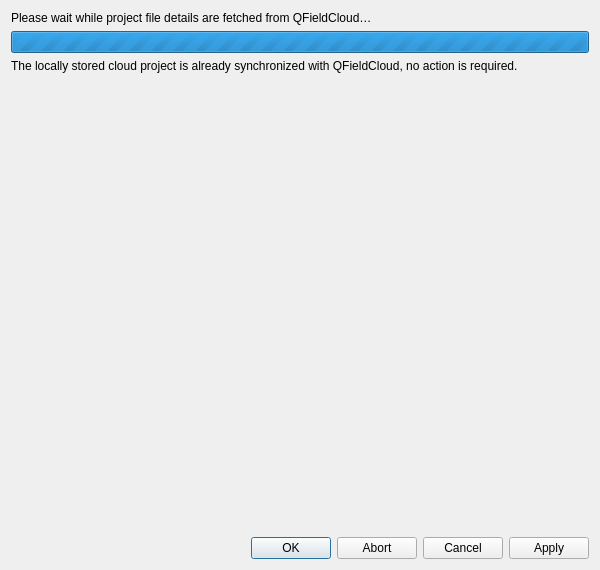
Above: qfieldsync/ui/cloud_transfer_dialog.ui from opengisch/qfieldsync before the change. Below: the same form after it.
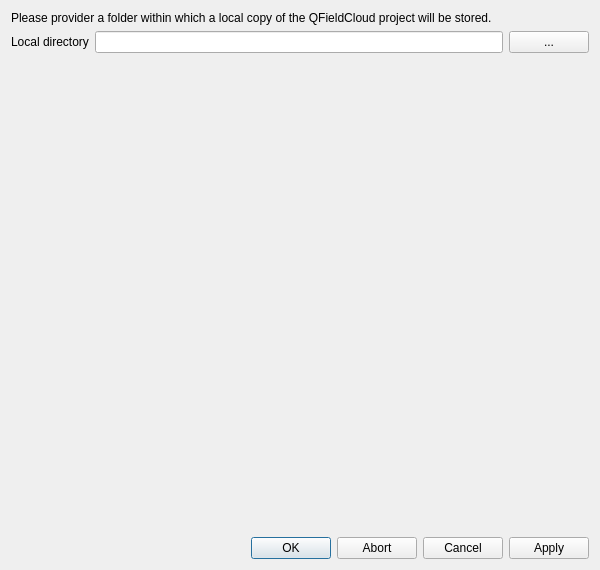
That is the form after the change. The open tabs and pages were chosen to show the change. Icons and pictures are not drawn.

Commit message: Improve synchornizing of cloud projects missing a local directory

```diff
--- a/qfieldsync/ui/cloud_transfer_dialog.ui
+++ b/qfieldsync/ui/cloud_transfer_dialog.ui
@@ -19,6 +19,66 @@
      <property name="currentIndex">
       <number>1</number>
      </property>
+     <widget class="QWidget" name="setProjectLocalDirPage">
+      <layout class="QVBoxLayout" name="verticalLayout_3">
+       <property name="leftMargin">
+        <number>0</number>
+       </property>
+       <property name="topMargin">
+        <number>0</number>
+       </property>
+       <property name="rightMargin">
+        <number>0</number>
+       </property>
+       <property name="bottomMargin">
+        <number>0</number>
+       </property>
+       <item>
+        <widget class="QLabel" name="projectFilesLabel">
+         <property name="text">
+          <string>Please provider a folder within which a local copy of the QFieldCloud project will be stored.</string>
+         </property>
+         <property name="wordWrap">
+          <bool>true</bool>
+         </property>
+        </widget>
+       </item>
+       <item>
+        <layout class="QGridLayout" name="gridLayout">
+         <item row="0" column="0">
+          <widget class="QLabel" name="mLocalDirLbl">
+           <property name="text">
+            <string>Local directory</string>
+           </property>
+          </widget>
+         </item>
+         <item row="0" column="1">
+          <widget class="QLineEdit" name="mLocalDir"/>
+         </item>
+         <item row="0" column="2">
+          <widget class="QPushButton" name="mLocalDirBtn">
+           <property name="text">
+            <string>...</string>
+           </property>
+          </widget>
+         </item>
+        </layout>
+       </item>
+       <item>
+        <spacer name="verticalSpacer_1">
+         <property name="orientation">
+          <enum>Qt::Vertical</enum>
+         </property>
+         <property name="sizeHint" stdset="0">
+          <size>
+           <width>20</width>
+           <height>40</height>
+          </size>
+         </property>
+        </spacer>
+       </item>
+      </layout>
+     </widget>
      <widget class="QWidget" name="getProjectFilesPage">
       <layout class="QVBoxLayout" name="verticalLayout_3">
        <property name="leftMargin">
@@ -54,9 +114,38 @@
         </widget>
        </item>
        <item>
-        <widget class="QLabel" name="projectFilesSynchronizedLabel">
+        <spacer name="verticalSpacer_2">
+         <property name="orientation">
+          <enum>Qt::Vertical</enum>
+         </property>
+         <property name="sizeHint" stdset="0">
+          <size>
+           <width>20</width>
+           <height>40</height>
+          </size>
+         </property>
+        </spacer>
+       </item>
+      </layout>
+     </widget>
+     <widget class="QWidget" name="endPage">
+      <layout class="QVBoxLayout" name="verticalLayout_2">
+       <property name="leftMargin">
+        <number>0</number>
+       </property>
+       <property name="topMargin">
+        <number>0</number>
+       </property>
+       <property name="rightMargin">
+        <number>0</number>
+       </property>
+       <property name="bottomMargin">
+        <number>0</number>
+       </property>
+       <item>
+        <widget class="QLabel" name="feedbackLabel">
          <property name="text">
-          <string>The locally stored cloud project is already synchronized with QFieldCloud, no action is required.</string>
+          <string>...</string>
          </property>
          <property name="wordWrap">
           <bool>true</bool>
@@ -64,7 +153,17 @@
         </widget>
        </item>
        <item>
-        <spacer name="verticalSpacer">
+        <widget class="QCheckBox" name="openProjectCheck">
+         <property name="text">
+          <string>Open project after closing this dialog</string>
+         </property>
+         <property name="checked">
+          <bool>true</bool>
+         </property>
+        </widget>
+       </item>
+       <item>
+        <spacer name="verticalSpacer_3">
          <property name="orientation">
           <enum>Qt::Vertical</enum>
          </property>
```
Left out of the diff: 4 changed lines with no effect on the pictures. The commit also changes 2 other files.
